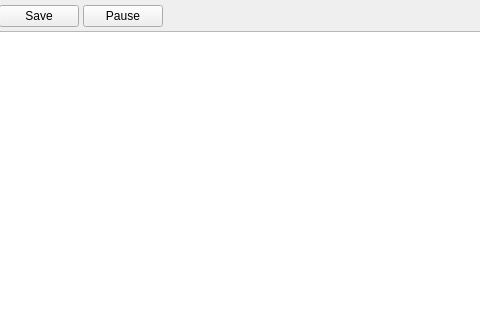
First picture: the form in rqt/rqt_console/src/rqt_console/console.ui, repository ros-visualization/rqt, before the edit; both pictures show x 90 to 570 and y 0 to 320 of the 838 by 675 pixel window.
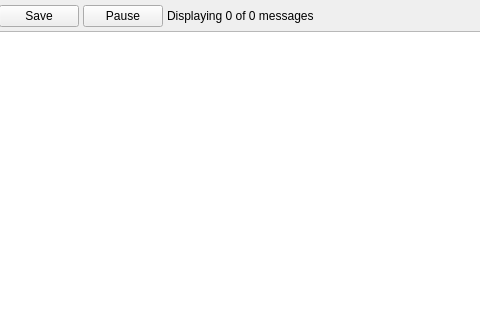
Second picture: the form after the edit.

Commit message: Reformat of time display to include Msecs, config dialog now modal, # of messages now displayed on a label instead of statustip,  fixes large speed issue by breaking "sort on insert", Next push will contain a fix for this break without the speed hit, replaced QDebugs with QWarnings

```diff
--- a/rqt/rqt_console/src/rqt_console/console.ui
+++ b/rqt/rqt_console/src/rqt_console/console.ui
@@ -55,6 +55,13 @@
        </property>
       </widget>
      </item>
+     <item>
+      <widget class="QLabel" name="messages_label">
+       <property name="text">
+        <string>Displaying 0 of 0 messages</string>
+       </property>
+      </widget>
+     </item>
      <item>
       <spacer name="horizontalSpacer">
        <property name="orientation">
```
Left out of the diff: 2 changed lines with no effect on the pictures. The commit also changes 5 other files.
